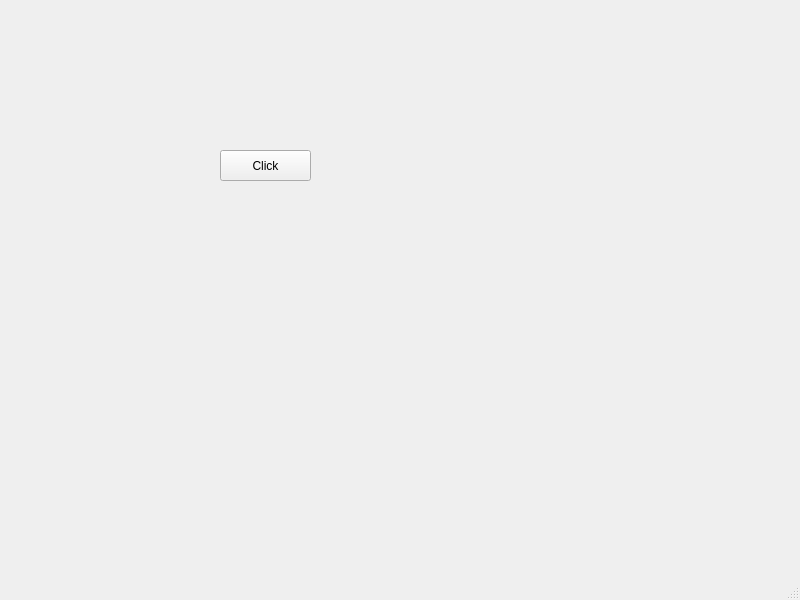
Qt form QT_First_Widget/mainwindow.ui (Stemm0012/Qt_Git_Practice_Tools) before a commit.
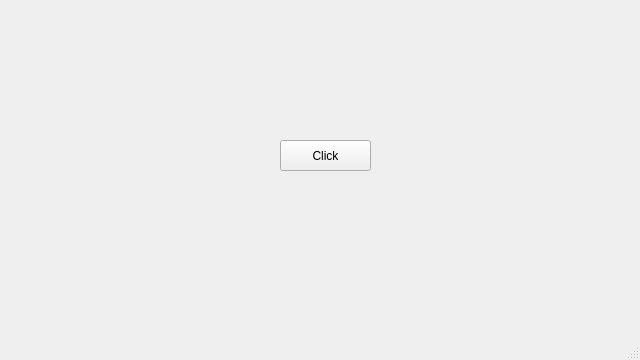
The same form after that commit.

Patch:
```diff
--- a/QT_First_Widget/mainwindow.ui
+++ b/QT_First_Widget/mainwindow.ui
@@ -6,8 +6,8 @@
    <rect>
     <x>0</x>
     <y>0</y>
-    <width>800</width>
-    <height>600</height>
+    <width>640</width>
+    <height>360</height>
    </rect>
   </property>
   <property name="windowTitle">
@@ -17,8 +17,8 @@
    <widget class="QPushButton" name="pushButton">
     <property name="geometry">
      <rect>
-      <x>220</x>
-      <y>150</y>
+      <x>280</x>
+      <y>140</y>
       <width>91</width>
       <height>31</height>
      </rect>
```
Left out of the diff: 2 changed lines with no effect on the pictures.
